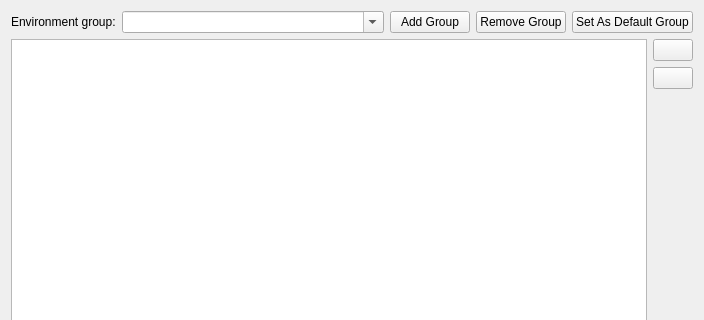
First picture: the form in shell/settings/environmentwidget.ui, repository KDE/kdevelop, before the edit; both pictures show x 0 to 704 and y 0 to 320 of the 704 by 480 pixel window.
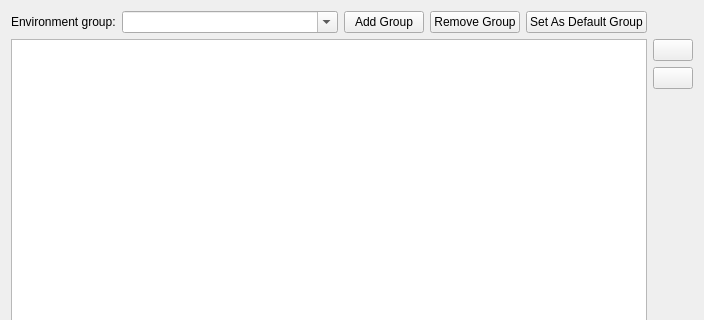
Second picture: the form after the edit. Custom widgets are drawn as their Qt base class.

Commit message:
Fix some more usability issues
Changes:
- Add tool tips for {add,remove} variable button
- Fix layout in .ui file

Diff of the .ui file:
```diff
--- a/shell/settings/environmentwidget.ui
+++ b/shell/settings/environmentwidget.ui
@@ -12,13 +12,15 @@
   </property>
   <layout class="QGridLayout" name="gridLayout">
    <item row="0" column="0">
+    <layout class="QHBoxLayout" name="horizontalLayout">
+     <item>
     <widget class="QLabel" name="label">
      <property name="text">
       <string>Environment group:</string>
      </property>
     </widget>
    </item>
-   <item row="0" column="1">
+     <item>
     <widget class="KComboBox" name="activeCombo">
      <property name="sizePolicy">
       <sizepolicy hsizetype="Preferred" vsizetype="Fixed">
@@ -31,28 +33,30 @@
      </property>
     </widget>
    </item>
-   <item row="0" column="2">
+     <item>
     <widget class="QPushButton" name="addgrpBtn">
      <property name="text">
       <string>Add Group</string>
      </property>
     </widget>
    </item>
-   <item row="0" column="3">
+     <item>
     <widget class="QPushButton" name="removegrpBtn">
      <property name="text">
       <string>Remove Group</string>
      </property>
     </widget>
    </item>
-   <item row="0" column="4" colspan="2">
+     <item>
     <widget class="KPushButton" name="setAsDefaultBtn">
      <property name="text">
       <string>Set As Default Group</string>
      </property>
     </widget>
    </item>
-   <item row="1" column="0" colspan="5">
+    </layout>
+   </item>
+   <item row="1" column="0">
     <widget class="QTableView" name="variableTable">
      <property name="sizePolicy">
       <sizepolicy hsizetype="Expanding" vsizetype="Expanding">
```
Left out of the diff: 8 changed lines with no effect on the pictures. Lines whose indentation alone changed are shown as unchanged.
